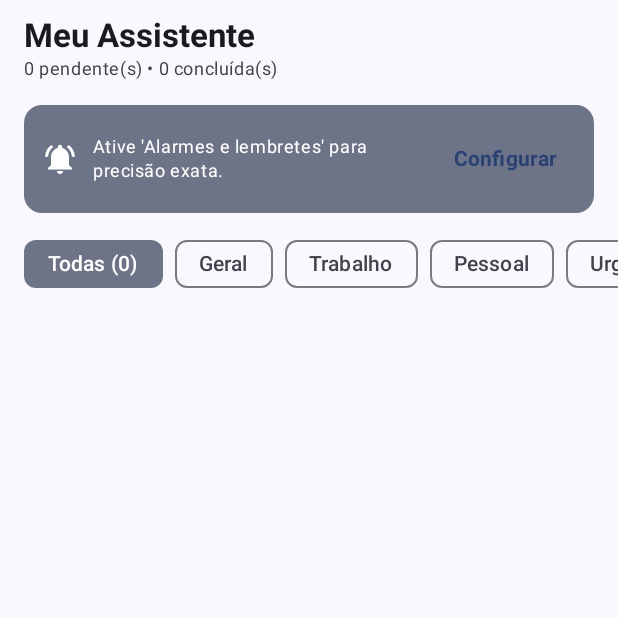
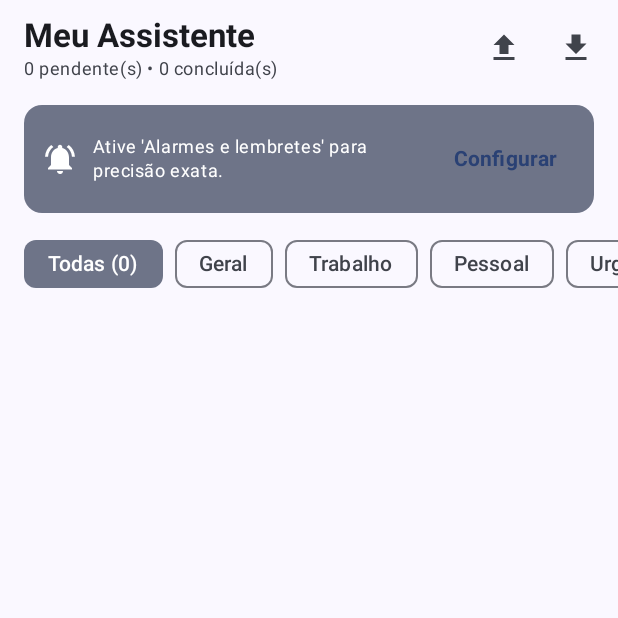
Before and after one commit to 4ndr3ontech/MeuAssistente, an Android app built with Jetpack Compose: the screen it shows after launch (MainActivity), on a phone screen of 412 x 824 dp, the top half of it. Run offline under Robolectric (Android 15) with nearby library versions, the phone set to English and light mode, and no system bars; our stand-ins replace Room's generated code; 1 statement that could not run was skipped.

Commit message:
feat(backup): add JSON export/import via SAF and TopAppBar actions

```diff
--- a/app/src/main/java/com/example/meuassistente/ui/screen/AssistantScreen.kt
+++ b/app/src/main/java/com/example/meuassistente/ui/screen/AssistantScreen.kt
@@ -45,6 +45,22 @@ import java.util.*
 fun AssistantScreen(viewModel: TaskViewModel = viewModel()) {
     val state by viewModel.uiState.collectAsState()
     val context = LocalContext.current
+    val snackbarHostState = remember { SnackbarHostState() }
+
+    LaunchedEffect(state.statusMessage) {
+        state.statusMessage?.let { msg ->
+            snackbarHostState.showSnackbar(msg)
+            viewModel.clearStatusMessage()
+        }
+    }
+
+    val exportLauncher = rememberLauncherForActivityResult(
+        ActivityResultContracts.CreateDocument("application/json")
+    ) { uri -> uri?.let { viewModel.exportBackupToUri(it) } }
+
+    val importLauncher = rememberLauncherForActivityResult(
+        ActivityResultContracts.OpenDocument()
+    ) { uri -> uri?.let { viewModel.importBackupFromUri(it) } }
 
     var hasNotifPerm by remember {
         mutableStateOf(
@@ -67,14 +83,33 @@ fun AssistantScreen(viewModel: TaskViewModel = viewModel()) {
     }
 
     Scaffold(
+        snackbarHost = { SnackbarHost(snackbarHostState) },
         topBar = {
-            TopAppBar(title = {
-                Column {
-                    Text("Meu Assistente", style = MaterialTheme.typography.titleLarge, fontWeight = FontWeight.Bold)
-                    Text("${state.pendingCount} pendente(s) • ${state.completedCount} concluída(s)",
-                        style = MaterialTheme.typography.bodySmall, color = MaterialTheme.colorScheme.onSurfaceVariant)
+            TopAppBar(
+                title = {
+                    Column {
+                        Text("Meu Assistente", style = MaterialTheme.typography.titleLarge, fontWeight = FontWeight.Bold)
+                        Text(
+                            "${state.pendingCount} pendente(s) • ${state.completedCount} concluída(s)",
+                            style = MaterialTheme.typography.bodySmall,
+                            color = MaterialTheme.colorScheme.onSurfaceVariant
+                        )
+                    }
+                },
+                actions = {
+                    IconButton(onClick = {
+                        val stamp = SimpleDateFormat("yyyyMMdd_HHmm", Locale.getDefault()).format(Date())
+                        exportLauncher.launch("meu_assistente_backup_$stamp.json")
+                    }) {
+                        Icon(Icons.Default.FileUpload, contentDescription = "Exportar Backup JSON")
+                    }
+                    IconButton(onClick = {
+                        importLauncher.launch(arrayOf("application/json", "*/*"))
+                    }) {
+                        Icon(Icons.Default.FileDownload, contentDescription = "Restaurar Backup JSON")
+                    }
                 }
-            })
+            )
         },
         floatingActionButton = {
             ExtendedFloatingActionButton(
--- a/app/src/main/java/com/example/meuassistente/ui/viewmodel/TaskUiState.kt
+++ b/app/src/main/java/com/example/meuassistente/ui/viewmodel/TaskUiState.kt
@@ -7,7 +7,8 @@ data class TaskUiState(
     val allTasks: List<TaskEntity> = emptyList(),
     val selectedCategory: TaskCategory? = null,
     val isDialogOpen: Boolean = false,
-    val editingTask: TaskEntity? = null
+    val editingTask: TaskEntity? = null,
+    val statusMessage: String? = null
 ) {
     val tasks: List<TaskEntity>
         get() = if (selectedCategory == null) allTasks
```
Also changed, not shown: app/src/main/java/com/example/meuassistente/data/backup/TaskBackupManager.kt (added, +58 -0 lines), app/src/main/java/com/example/meuassistente/ui/viewmodel/TaskViewModel.kt (+56 -3 lines).
